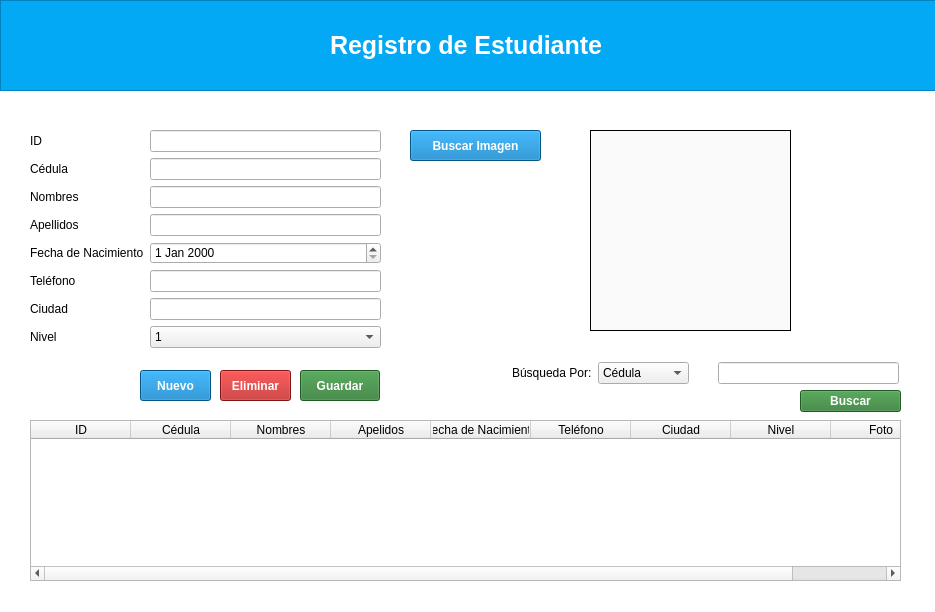
Before: the Qt Designer form diseño.ui in PabloCesar1/AppPythonEstudiante, drawn with Qt 5.
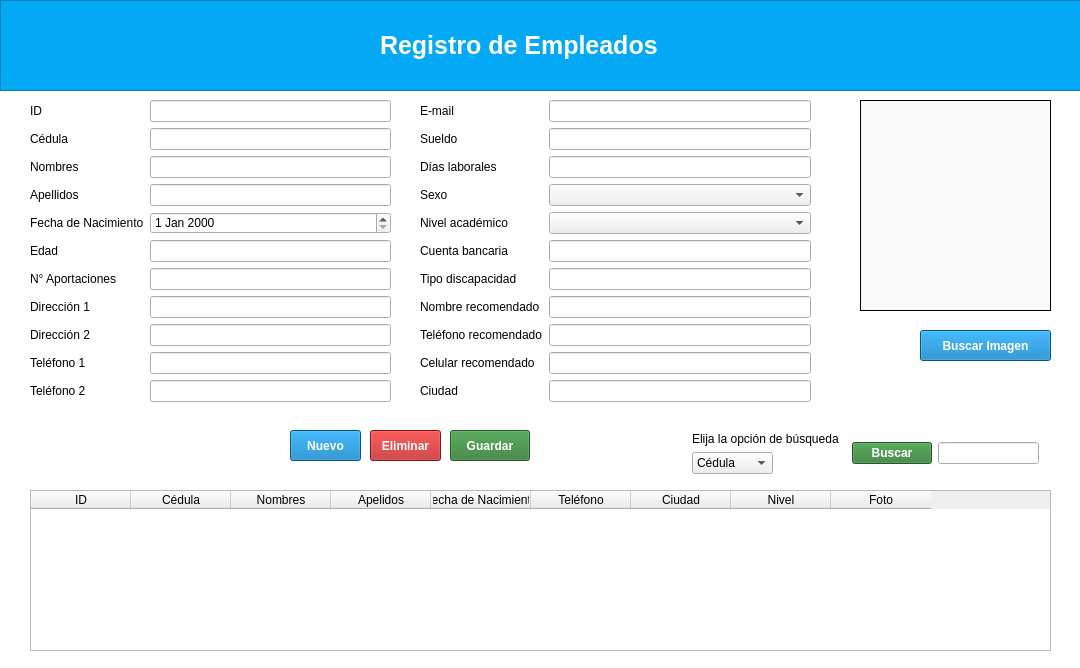
After: the same form once the commit is applied. Icons and pictures are not drawn.

Commit message: Interfaz lógica db

```diff
--- a/diseño.ui
+++ b/diseño.ui
@@ -6,8 +6,8 @@
    <rect>
     <x>0</x>
     <y>0</y>
-    <width>935</width>
-    <height>612</height>
+    <width>1080</width>
+    <height>668</height>
    </rect>
   </property>
   <property name="windowTitle">
@@ -46,7 +46,7 @@
     <rect>
      <x>0</x>
      <y>0</y>
-     <width>941</width>
+     <width>1101</width>
      <height>91</height>
     </rect>
    </property>
@@ -59,14 +59,14 @@
    <widget class="QLabel" name="titulo">
     <property name="geometry">
      <rect>
-      <x>330</x>
+      <x>380</x>
       <y>30</y>
-      <width>271</width>
+      <width>281</width>
       <height>31</height>
      </rect>
     </property>
     <property name="text">
-     <string>Registro de Estudiantes</string>
+     <string>Registro de Empleados</string>
     </property>
    </widget>
    <widget class="QLabel" name="label">
@@ -96,9 +96,9 @@
    <property name="geometry">
     <rect>
      <x>30</x>
-     <y>130</y>
-     <width>351</width>
-     <height>231</height>
+     <y>100</y>
+     <width>361</width>
+     <height>343</height>
     </rect>
    </property>
    <layout class="QFormLayout" name="formLayout">
@@ -155,7 +155,7 @@
     <item row="5" column="0">
      <widget class="QLabel" name="lblTelefono">
       <property name="text">
-       <string>Teléfono</string>
+       <string>Edad</string>
       </property>
      </widget>
     </item>
@@ -165,72 +165,51 @@
     <item row="6" column="0">
      <widget class="QLabel" name="lblCiudad">
       <property name="text">
-       <string>Ciudad</string>
+       <string>N° Aportaciones</string>
       </property>
      </widget>
     </item>
     <item row="6" column="1">
      <widget class="QLineEdit" name="txtCiudad"/>
     </item>
+    <item row="8" column="1">
+     <widget class="QLineEdit" name="txtTelefono_2"/>
+    </item>
+    <item row="7" column="1">
+     <widget class="QLineEdit" name="txtCiudad_2"/>
+    </item>
+    <item row="10" column="1">
+     <widget class="QLineEdit" name="txtTelefono_3"/>
+    </item>
+    <item row="9" column="1">
+     <widget class="QLineEdit" name="txtCiudad_3"/>
+    </item>
     <item row="7" column="0">
      <widget class="QLabel" name="lblNivel">
       <property name="text">
-       <string>Nivel</string>
+       <string>Dirección 1</string>
       </property>
      </widget>
     </item>
-    <item row="7" column="1">
-     <widget class="QComboBox" name="cbxNivel">
-      <item>
-       <property name="text">
-        <string>1</string>
-       </property>
-      </item>
-      <item>
-       <property name="text">
-        <string>2</string>
-       </property>
-      </item>
-      <item>
-       <property name="text">
-        <string>3</string>
-       </property>
-      </item>
-      <item>
-       <property name="text">
-        <string>4</string>
-       </property>
-      </item>
-      <item>
-       <property name="text">
-        <string>5</string>
-       </property>
-      </item>
-      <item>
-       <property name="text">
-        <string>6</string>
-       </property>
-      </item>
-      <item>
-       <property name="text">
-        <string>7</string>
-       </property>
-      </item>
-      <item>
-       <property name="text">
-        <string>8</string>
-       </property>
-      </item>
-      <item>
-       <property name="text">
-        <string>9</string>
-       </property>
-      </item>
-      <item>
-       <property name="text">
-        <string>10</string>
-       </property>
-      </item>
+    <item row="8" column="0">
+     <widget class="QLabel" name="lblNivel_2">
+      <property name="text">
+       <string>Dirección 2</string>
+      </property>
+     </widget>
+    </item>
+    <item row="9" column="0">
+     <widget class="QLabel" name="lblNivel_3">
+      <property name="text">
+       <string>Teléfono 1</string>
+      </property>
+     </widget>
+    </item>
+    <item row="10" column="0">
+     <widget class="QLabel" name="lblNivel_4">
+      <property name="text">
+       <string>Teléfono 2</string>
+      </property>
      </widget>
     </item>
    </layout>
@@ -238,8 +217,8 @@
   <widget class="QPushButton" name="btnGuardar">
    <property name="geometry">
     <rect>
-     <x>300</x>
-     <y>370</y>
+     <x>450</x>
+     <y>430</y>
      <width>80</width>
      <height>31</height>
     </rect>
@@ -251,8 +230,8 @@
   <widget class="QPushButton" name="btnEliminar">
    <property name="geometry">
     <rect>
-     <x>220</x>
-     <y>370</y>
+     <x>370</x>
+     <y>430</y>
      <width>71</width>
      <height>31</height>
     </rect>
@@ -264,8 +243,8 @@
   <widget class="QPushButton" name="btnLimpiar">
    <property name="geometry">
     <rect>
-     <x>140</x>
-     <y>370</y>
+     <x>290</x>
+     <y>430</y>
      <width>71</width>
      <height>31</height>
     </rect>
@@ -281,8 +260,8 @@
    <property name="geometry">
     <rect>
      <x>30</x>
-     <y>420</y>
-     <width>871</width>
+     <y>490</y>
+     <width>1021</width>
      <height>161</height>
     </rect>
    </property>
@@ -353,9 +332,9 @@
   <widget class="QWidget" name="formLayoutWidget_2">
    <property name="geometry">
     <rect>
-     <x>500</x>
-     <y>350</y>
-     <width>201</width>
+     <x>680</x>
+     <y>420</y>
+     <width>159</width>
      <height>54</height>
     </rect>
    </property>
@@ -372,14 +351,7 @@
     <property name="bottomMargin">
      <number>0</number>
     </property>
-    <item row="0" column="0">
-     <widget class="QLabel" name="lblBusq_2">
-      <property name="text">
-       <string>Búsqueda Por:</string>
-      </property>
-     </widget>
-    </item>
-    <item row="0" column="1">
+    <item row="1" column="0">
      <widget class="QComboBox" name="cbxBusq">
       <item>
        <property name="text">
@@ -403,15 +375,22 @@
       </item>
      </widget>
     </item>
+    <item row="0" column="0">
+     <widget class="QLabel" name="lblBusq_2">
+      <property name="text">
+       <string>Elija la opción de búsqueda</string>
+      </property>
+     </widget>
+    </item>
    </layout>
   </widget>
   <widget class="QWidget" name="formLayoutWidget_3">
    <property name="geometry">
     <rect>
-     <x>700</x>
-     <y>350</y>
+     <x>840</x>
+     <y>430</y>
      <width>211</width>
-     <height>51</height>
+     <height>42</height>
     </rect>
    </property>
    <layout class="QFormLayout" name="frmUsuarios_5">
@@ -427,38 +406,32 @@
     <property name="bottomMargin">
      <number>0</number>
     </property>
-    <item row="0" column="1">
+    <item row="1" column="1">
      <widget class="QLineEdit" name="txtBusq"/>
     </item>
+    <item row="1" column="0">
+     <widget class="QPushButton" name="btnBuscar">
+      <property name="font">
+       <font>
+        <pointsize>-1</pointsize>
+        <weight>75</weight>
+        <bold>true</bold>
+       </font>
+      </property>
+      <property name="text">
+       <string>Buscar</string>
+      </property>
+     </widget>
+    </item>
    </layout>
   </widget>
-  <widget class="QPushButton" name="btnBuscar">
-   <property name="geometry">
-    <rect>
-     <x>800</x>
-     <y>390</y>
-     <width>101</width>
-     <height>22</height>
-    </rect>
-   </property>
-   <property name="font">
-    <font>
-     <pointsize>-1</pointsize>
-     <weight>75</weight>
-     <bold>true</bold>
-    </font>
-   </property>
-   <property name="text">
-    <string>Buscar</string>
-   </property>
-  </widget>
   <widget class="QLabel" name="verImagen">
    <property name="geometry">
     <rect>
-     <x>590</x>
-     <y>130</y>
-     <width>201</width>
-     <height>201</height>
+     <x>860</x>
+     <y>100</y>
+     <width>191</width>
+     <height>211</height>
     </rect>
    </property>
    <property name="frameShape">
@@ -483,8 +456,8 @@
   <widget class="QPushButton" name="btnBuscarImg">
    <property name="geometry">
     <rect>
-     <x>410</x>
-     <y>130</y>
+     <x>920</x>
+     <y>330</y>
      <width>131</width>
      <height>31</height>
     </rect>
@@ -500,6 +473,128 @@
     <string>Buscar Imagen</string>
    </property>
   </widget>
+  <widget class="QWidget" name="formLayoutWidget_4">
+   <property name="geometry">
+    <rect>
+     <x>420</x>
+     <y>100</y>
+     <width>391</width>
+     <height>343</height>
+    </rect>
+   </property>
+   <layout class="QFormLayout" name="formLayout_2">
+    <item row="0" column="0">
+     <widget class="QLabel" name="lblId_2">
+      <property name="text">
+       <string>E-mail</string>
+      </property>
+     </widget>
+    </item>
+    <item row="0" column="1">
+     <widget class="QLineEdit" name="txtID_2"/>
+    </item>
+    <item row="1" column="0">
+     <widget class="QLabel" name="lblCedula_2">
+      <property name="text">
+       <string>Sueldo</string>
+      </property>
+     </widget>
+    </item>
+    <item row="1" column="1">
+     <widget class="QLineEdit" name="txtCedula_2"/>
+    </item>
+    <item row="2" column="0">
+     <widget class="QLabel" name="lblNombres_2">
+      <property name="text">
+       <string>Días laborales</string>
+      </property>
+     </widget>
+    </item>
+    <item row="2" column="1">
+     <widget class="QLineEdit" name="txtNombres_2"/>
+    </item>
+    <item row="3" column="0">
+     <widget class="QLabel" name="lblApellidos_2">
+      <property name="text">
+       <string>Sexo</string>
+      </property>
+     </widget>
+    </item>
+    <item row="4" column="0">
+     <widget class="QLabel" name="lblFecha_2">
+      <property name="text">
+       <string>Nivel académico</string>
+      </property>
+     </widget>
+    </item>
+    <item row="5" column="0">
+     <widget class="QLabel" name="lblTelefono_2">
+      <property name="text">
+       <string>Cuenta bancaria</string>
+      </property>
+     </widget>
+    </item>
+    <item row="5" column="1">
+     <widget class="QLineEdit" name="txtTelefono_4"/>
+    </item>
+    <item row="6" column="0">
+     <widget class="QLabel" name="lblCiudad_2">
+      <property name="text">
+       <string>Tipo discapacidad</string>
+      </property>
+     </widget>
+    </item>
+    <item row="6" column="1">
+     <widget class="QLineEdit" name="txtCiudad_4"/>
+    </item>
+    <item row="8" column="1">
+     <widget class="QLineEdit" name="txtTelefono_5"/>
+    </item>
+    <item row="7" column="1">
+     <widget class="QLineEdit" name="txtCiudad_5"/>
+    </item>
+    <item row="10" column="1">
+     <widget class="QLineEdit" name="txtTelefono_6"/>
+    </item>
+    <item row="9" column="1">
+     <widget class="QLineEdit" name="txtCiudad_6"/>
+    </item>
+    <item row="7" column="0">
+     <widget class="QLabel" name="lblNivel_5">
+      <property name="text">
+       <string>Nombre recomendado</string>
+      </property>
+     </widget>
+    </item>
+    <item row="8" column="0">
+     <widget class="QLabel" name="lblNivel_6">
+      <property name="text">
+       <string>Teléfono recomendado</string>
+      </property>
+     </widget>
+    </item>
+    <item row="9" column="0">
+     <widget class="QLabel" name="lblNivel_7">
+      <property name="text">
+       <string>Celular recomendado</string>
+      </property>
+     </widget>
+    </item>
+    <item row="10" column="0">
+     <widget class="QLabel" name="lblNivel_8">
+      <property name="text">
+       <string>Ciudad </string>
+      </property>
+     </widget>
+    </item>
+    <item row="3" column="1">
+     <widget class="QComboBox" name="comboBox"/>
+    </item>
+    <item row="4" column="1">
+     <widget class="QComboBox" name="comboBox_2"/>
+    </item>
+   </layout>
+  </widget>
  </widget>
  <resources/>
  <connections/>
```
Left out of the diff: 3 changed lines with no effect on the pictures.
